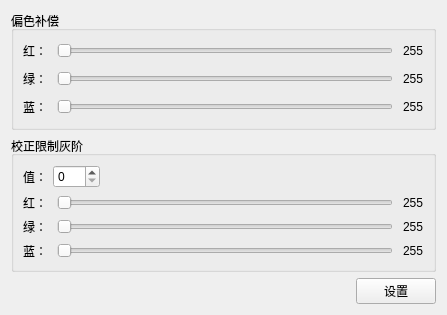
liyangfamily/TestActions, file src/Advancedsetting/Advancedsetting/grayfineprocessing.ui: the form before one commit.
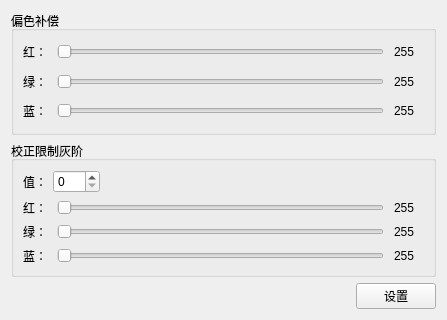
The form after the commit.

Patch:
```diff
--- a/src/Advancedsetting/Advancedsetting/grayfineprocessing.ui
+++ b/src/Advancedsetting/Advancedsetting/grayfineprocessing.ui
@@ -7,7 +7,7 @@
     <x>0</x>
     <y>0</y>
     <width>447</width>
-    <height>315</height>
+    <height>320</height>
    </rect>
   </property>
   <property name="windowTitle">
@@ -54,6 +54,12 @@
               </item>
               <item>
                <widget class="QLabel" name="CompensationRlabel">
+                <property name="minimumSize">
+                 <size>
+                  <width>30</width>
+                  <height>0</height>
+                 </size>
+                </property>
                 <property name="text">
                  <string>255</string>
                 </property>
@@ -89,6 +95,12 @@
               </item>
               <item>
                <widget class="QLabel" name="CompensationGlabel">
+                <property name="minimumSize">
+                 <size>
+                  <width>30</width>
+                  <height>0</height>
+                 </size>
+                </property>
                 <property name="text">
                  <string>255</string>
                 </property>
@@ -124,6 +136,12 @@
               </item>
               <item>
                <widget class="QLabel" name="CompensationBlabel">
+                <property name="minimumSize">
+                 <size>
+                  <width>30</width>
+                  <height>0</height>
+                 </size>
+                </property>
                 <property name="text">
                  <string>255</string>
                 </property>
@@ -209,6 +227,12 @@
                 </item>
                 <item>
                  <widget class="QLabel" name="LimitRlabel">
+                  <property name="minimumSize">
+                   <size>
+                    <width>30</width>
+                    <height>0</height>
+                   </size>
+                  </property>
                   <property name="text">
                    <string>255</string>
                   </property>
@@ -244,6 +268,12 @@
                 </item>
                 <item>
                  <widget class="QLabel" name="LimitGlabel">
+                  <property name="minimumSize">
+                   <size>
+                    <width>30</width>
+                    <height>0</height>
+                   </size>
+                  </property>
                   <property name="text">
                    <string>255</string>
                   </property>
@@ -279,6 +309,12 @@
                 </item>
                 <item>
                  <widget class="QLabel" name="LimitBlabel">
+                  <property name="minimumSize">
+                   <size>
+                    <width>30</width>
+                    <height>0</height>
+                   </size>
+                  </property>
                   <property name="text">
                    <string>255</string>
                   </property>
@@ -312,8 +348,20 @@
        </item>
        <item>
         <widget class="QPushButton" name="pushButton">
+         <property name="minimumSize">
+          <size>
+           <width>80</width>
+           <height>25</height>
+          </size>
+         </property>
+         <property name="maximumSize">
+          <size>
+           <width>80</width>
+           <height>16777215</height>
+          </size>
+         </property>
          <property name="text">
-          <string>    设置    </string>
+          <string>设置</string>
          </property>
         </widget>
        </item>
```
